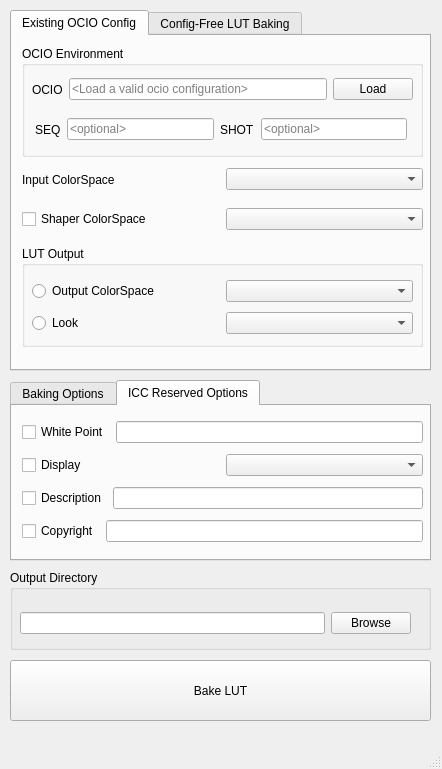
Above: ocioLutPrescription/ocioLutPrescription_mainWindow.ui from djieff/ocio-lut-prescription before the change. Below: the same form after it.
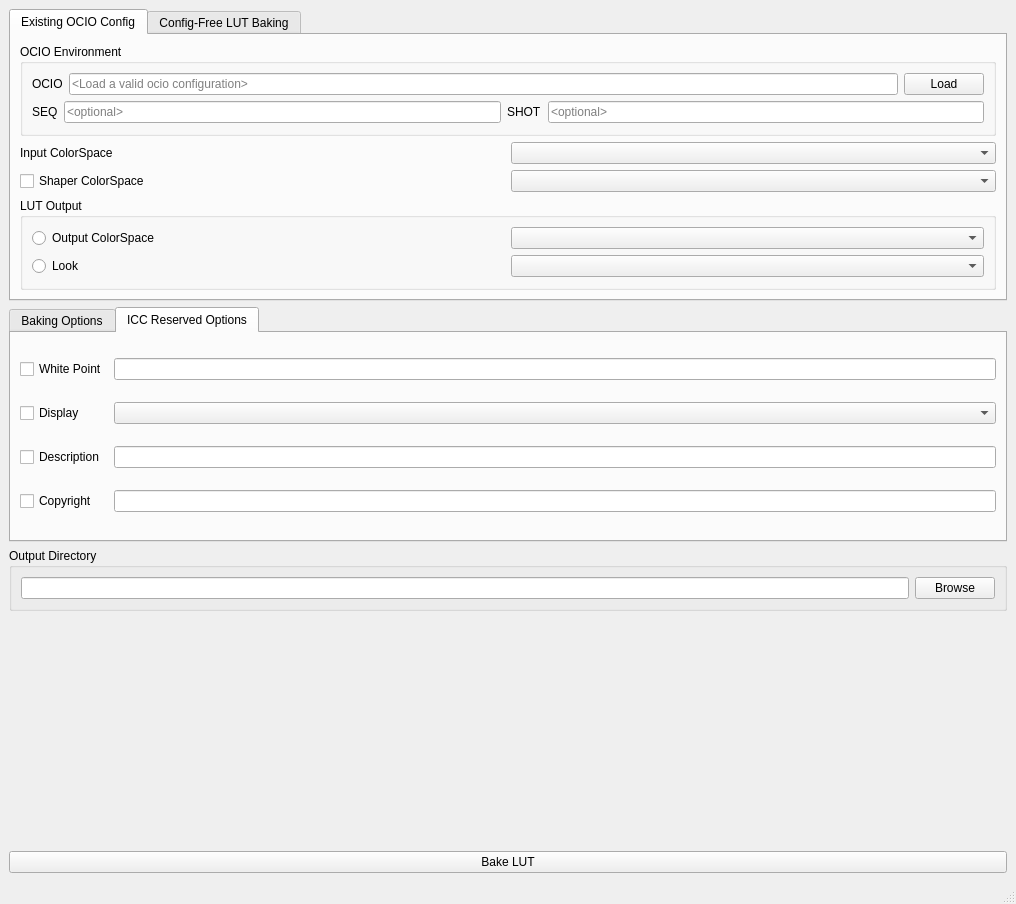
That is the form after the change. The open tabs and pages were chosen to show the change.

Diff of the .ui file:
```diff
--- a/ocioLutPrescription/ocioLutPrescription_mainWindow.ui
+++ b/ocioLutPrescription/ocioLutPrescription_mainWindow.ui
@@ -6,8 +6,8 @@
    <rect>
     <x>0</x>
     <y>0</y>
-    <width>442</width>
-    <height>769</height>
+    <width>1016</width>
+    <height>904</height>
    </rect>
   </property>
   <property name="sizePolicy">
@@ -20,15 +20,9 @@
    <string>ocioLutPrescription</string>
   </property>
   <widget class="QWidget" name="centralwidget">
+   <layout class="QVBoxLayout" name="verticalLayout_3">
+    <item>
    <widget class="QTabWidget" name="configTabWidget">
-    <property name="geometry">
-     <rect>
-      <x>10</x>
-      <y>10</y>
-      <width>421</width>
-      <height>361</height>
-     </rect>
-    </property>
     <property name="currentIndex">
      <number>0</number>
     </property>
@@ -36,28 +30,15 @@
      <attribute name="title">
       <string>Existing OCIO Config</string>
      </attribute>
+       <layout class="QVBoxLayout" name="verticalLayout_2">
+        <item>
      <widget class="QGroupBox" name="ocioGroupBox">
-      <property name="geometry">
-       <rect>
-        <x>10</x>
-        <y>10</y>
-        <width>401</width>
-        <height>111</height>
-       </rect>
-      </property>
       <property name="title">
        <string>OCIO Environment</string>
       </property>
-      <widget class="QWidget" name="layoutWidget">
-       <property name="geometry">
-        <rect>
-         <x>10</x>
-         <y>30</y>
-         <width>381</width>
-         <height>27</height>
-        </rect>
-       </property>
-       <layout class="QHBoxLayout" name="horizontalLayout_8">
+          <layout class="QVBoxLayout" name="verticalLayout">
+           <item>
+            <layout class="QHBoxLayout" name="horizontalLayout_3">
         <item>
          <widget class="QLabel" name="ocioCfgLabel">
           <property name="text">
@@ -86,17 +67,9 @@
          </widget>
         </item>
        </layout>
-      </widget>
-      <widget class="QWidget" name="layoutWidget">
-       <property name="geometry">
-        <rect>
-         <x>13</x>
-         <y>70</y>
-         <width>372</width>
-         <height>27</height>
-        </rect>
-       </property>
-       <layout class="QHBoxLayout" name="horizontalLayout_9">
+           </item>
+           <item>
+            <layout class="QHBoxLayout" name="horizontalLayout_2">
         <item>
          <widget class="QLabel" name="ocioSeqLabel">
           <property name="text">
@@ -126,58 +99,70 @@
          </widget>
         </item>
        </layout>
-      </widget>
-     </widget>
+           </item>
+          </layout>
+         </widget>
+        </item>
+        <item>
+         <layout class="QGridLayout" name="gridLayout_4">
+          <item row="0" column="0">
+           <widget class="QLabel" name="inputColorSpacesLabel">
+            <property name="text">
+             <string>Input ColorSpace</string>
+            </property>
+           </widget>
+          </item>
+          <item row="0" column="1">
+           <widget class="QComboBox" name="inputColorSpacesComboBox">
+            <property name="editable">
+             <bool>false</bool>
+            </property>
+           </widget>
+          </item>
+          <item row="1" column="0">
+           <widget class="QCheckBox" name="shaperColorSpacesCheckBox">
+            <property name="text">
+             <string>Shaper ColorSpace</string>
+            </property>
+           </widget>
+          </item>
+          <item row="1" column="1">
+           <widget class="QComboBox" name="shaperColorSpacesComboBox">
+            <property name="editable">
+             <bool>false</bool>
+            </property>
+           </widget>
+          </item>
+         </layout>
+        </item>
+        <item>
      <widget class="QGroupBox" name="lutOutputGroupBox">
-      <property name="geometry">
-       <rect>
-        <x>10</x>
-        <y>210</y>
-        <width>401</width>
-        <height>101</height>
-       </rect>
-      </property>
       <property name="title">
        <string>LUT Output</string>
       </property>
-      <widget class="QWidget" name="layoutWidget">
-       <property name="geometry">
-        <rect>
-         <x>10</x>
-         <y>30</y>
-         <width>381</width>
-         <height>62</height>
-        </rect>
-       </property>
-       <layout class="QVBoxLayout" name="verticalLayout_3">
-        <item>
-         <layout class="QHBoxLayout" name="horizontalLayout_4">
-          <item>
+          <layout class="QGridLayout" name="gridLayout_3">
+           <item row="0" column="0">
            <widget class="QRadioButton" name="outputColorSpacesRadioButton">
             <property name="text">
              <string>Output ColorSpace</string>
             </property>
            </widget>
           </item>
-          <item>
+           <item row="0" column="1">
            <widget class="QComboBox" name="outputColorSpacesComboBox">
             <property name="editable">
              <bool>false</bool>
             </property>
            </widget>
           </item>
-         </layout>
-        </item>
-        <item>
-         <layout class="QHBoxLayout" name="horizontalLayout_5">
-          <item>
+           <item row="1" column="0">
            <widget class="QRadioButton" name="looksRadioButton">
             <property name="text">
              <string>Look</string>
             </property>
            </widget>
           </item>
-          <item>
+           <item row="1" column="1">
            <widget class="QComboBox" name="looksComboBox">
             <property name="editable">
              <bool>false</bool>
@@ -185,62 +170,9 @@
            </widget>
           </item>
          </layout>
-        </item>
-       </layout>
-      </widget>
-     </widget>
-     <widget class="QWidget" name="layoutWidget">
-      <property name="geometry">
-       <rect>
-        <x>10</x>
-        <y>130</y>
-        <width>401</width>
-        <height>27</height>
-       </rect>
-      </property>
-      <layout class="QHBoxLayout" name="horizontalLayout_7">
-       <item>
-        <widget class="QLabel" name="inputColorSpacesLabel">
-         <property name="text">
-          <string>Input ColorSpace</string>
-         </property>
-        </widget>
-       </item>
-       <item>
-        <widget class="QComboBox" name="inputColorSpacesComboBox">
-         <property name="editable">
-          <bool>false</bool>
-         </property>
-        </widget>
-       </item>
-      </layout>
-     </widget>
-     <widget class="QWidget" name="layoutWidget">
-      <property name="geometry">
-       <rect>
-        <x>10</x>
-        <y>170</y>
-        <width>401</width>
-        <height>27</height>
-       </rect>
-      </property>
-      <layout class="QHBoxLayout" name="horizontalLayout_6">
-       <item>
-        <widget class="QCheckBox" name="shaperColorSpacesCheckBox">
-         <property name="text">
-          <string>Shaper ColorSpace</string>
-         </property>
-        </widget>
-       </item>
-       <item>
-        <widget class="QComboBox" name="shaperColorSpacesComboBox">
-         <property name="editable">
-          <bool>false</bool>
-         </property>
-        </widget>
-       </item>
-      </layout>
-     </widget>
+         </widget>
+        </item>
+       </layout>
     </widget>
     <widget class="QWidget" name="configFreeTab">
      <attribute name="title">
@@ -248,66 +180,9 @@
      </attribute>
     </widget>
    </widget>
-   <widget class="QPushButton" name="processBakeLutPushButton">
-    <property name="enabled">
-     <bool>true</bool>
-    </property>
-    <property name="geometry">
-     <rect>
-      <x>10</x>
-      <y>660</y>
-      <width>421</width>
-      <height>61</height>
-     </rect>
-    </property>
-    <property name="text">
-     <string>Bake LUT</string>
-    </property>
-   </widget>
-   <widget class="QGroupBox" name="outputDirGroupBox">
-    <property name="geometry">
-     <rect>
-      <x>10</x>
-      <y>570</y>
-      <width>421</width>
-      <height>80</height>
-     </rect>
-    </property>
-    <property name="title">
-     <string>Output Directory</string>
-    </property>
-    <widget class="QWidget" name="layoutWidget">
-     <property name="geometry">
-      <rect>
-       <x>10</x>
-       <y>40</y>
-       <width>391</width>
-       <height>27</height>
-      </rect>
-     </property>
-     <layout class="QHBoxLayout" name="horizontalLayout">
-      <item>
-       <widget class="QLineEdit" name="outputDirLineEdit"/>
       </item>
       <item>
-       <widget class="QPushButton" name="outputDirBrowsePushButton">
-        <property name="text">
-         <string>Browse</string>
-        </property>
-       </widget>
-      </item>
-     </layout>
-    </widget>
-   </widget>
    <widget class="QTabWidget" name="optionsTabWidget">
-    <property name="geometry">
-     <rect>
-      <x>10</x>
-      <y>380</y>
-      <width>421</width>
-      <height>181</height>
-     </rect>
-    </property>
     <property name="currentIndex">
      <number>0</number>
     </property>
@@ -315,143 +190,155 @@
      <attribute name="title">
       <string>Baking Options</string>
      </attribute>
-     <widget class="QWidget" name="layoutWidget">
-      <property name="geometry">
-       <rect>
-        <x>10</x>
-        <y>11</y>
-        <width>388</width>
-        <height>131</height>
-       </rect>
-      </property>
-      <layout class="QVBoxLayout" name="verticalLayout">
-       <item>
-        <layout class="QHBoxLayout" name="horizontalLayout_3">
-         <item>
+       <layout class="QGridLayout" name="gridLayout_2">
+        <item row="0" column="0">
           <widget class="QLabel" name="lutFormatLabel">
            <property name="text">
             <string>LUT Format</string>
            </property>
           </widget>
          </item>
-         <item>
+        <item row="0" column="1" colspan="2">
           <widget class="QComboBox" name="lutFormatComboBox"/>
          </item>
-        </layout>
-       </item>
-       <item>
-        <layout class="QHBoxLayout" name="horizontalLayout_2">
-         <item>
+        <item row="1" column="0">
           <widget class="QCheckBox" name="cubeSizeCheckBox">
            <property name="text">
             <string>Cube Size</string>
            </property>
           </widget>
          </item>
-         <item>
+        <item row="1" column="1" colspan="2">
           <widget class="QComboBox" name="cubeSizeComboBox"/>
          </item>
-         <item>
+        <item row="2" column="0">
           <widget class="QCheckBox" name="shaperSizeCheckBox">
            <property name="text">
             <string>Shaper Size</string>
            </property>
           </widget>
          </item>
-         <item>
+        <item row="2" column="1" colspan="2">
           <widget class="QComboBox" name="shaperSizeComboBox"/>
          </item>
         </layout>
-       </item>
-      </layout>
-     </widget>
     </widget>
     <widget class="QWidget" name="iccBakingOptionsTab">
      <attribute name="title">
       <string>ICC Reserved Options</string>
      </attribute>
-     <widget class="QWidget" name="layoutWidget">
-      <property name="geometry">
-       <rect>
-        <x>10</x>
-        <y>10</y>
-        <width>401</width>
-        <height>131</height>
-       </rect>
-      </property>
-      <layout class="QVBoxLayout" name="verticalLayout_2">
-       <item>
-        <layout class="QHBoxLayout" name="horizontalLayout_10">
-         <item>
+       <layout class="QGridLayout" name="gridLayout">
+        <item row="0" column="0">
           <widget class="QCheckBox" name="iccWhitePointCheckBox">
            <property name="text">
             <string>White Point</string>
            </property>
           </widget>
          </item>
-         <item>
+        <item row="0" column="1">
           <widget class="QLineEdit" name="iccWhitePointLineEdit"/>
          </item>
-        </layout>
-       </item>
-       <item>
-        <layout class="QHBoxLayout" name="horizontalLayout_11">
-         <item>
+        <item row="1" column="0">
           <widget class="QCheckBox" name="iccDisplaysCheckBox">
+          <property name="sizePolicy">
+           <sizepolicy hsizetype="Fixed" vsizetype="Fixed">
+            <horstretch>0</horstretch>
+            <verstretch>0</verstretch>
+           </sizepolicy>
+          </property>
            <property name="text">
             <string>Display</string>
            </property>
           </widget>
          </item>
-         <item>
+        <item row="1" column="1">
           <widget class="QComboBox" name="iccDisplaysComboBox">
+          <property name="sizePolicy">
+           <sizepolicy hsizetype="MinimumExpanding" vsizetype="Fixed">
+            <horstretch>0</horstretch>
+            <verstretch>0</verstretch>
+           </sizepolicy>
+          </property>
            <property name="editable">
             <bool>false</bool>
            </property>
           </widget>
          </item>
-        </layout>
-       </item>
-       <item>
-        <layout class="QHBoxLayout" name="horizontalLayout_12">
-         <item>
+        <item row="2" column="0">
           <widget class="QCheckBox" name="iccDescriptionCheckBox">
            <property name="text">
             <string>Description</string>
            </property>
           </widget>
          </item>
-         <item>
+        <item row="2" column="1">
           <widget class="QLineEdit" name="iccDescriptionLineEdit"/>
          </item>
-        </layout>
-       </item>
-       <item>
-        <layout class="QHBoxLayout" name="horizontalLayout_13">
-         <item>
+        <item row="3" column="0">
           <widget class="QCheckBox" name="iccCopyrightCheckBox">
            <property name="text">
             <string>Copyright</string>
            </property>
           </widget>
          </item>
-         <item>
+        <item row="3" column="1">
           <widget class="QLineEdit" name="iccCopyrightLineEdit"/>
          </item>
         </layout>
-       </item>
+      </widget>
+     </widget>
+    </item>
+    <item>
+     <widget class="QGroupBox" name="outputDirGroupBox">
+      <property name="title">
+       <string>Output Directory</string>
+      </property>
+      <layout class="QHBoxLayout" name="horizontalLayout">
+       <item>
+        <widget class="QLineEdit" name="outputDirLineEdit"/>
+       </item>
+       <item>
+        <widget class="QPushButton" name="outputDirBrowsePushButton">
+         <property name="text">
+          <string>Browse</string>
+         </property>
+        </widget>
+       </item>
       </layout>
      </widget>
-    </widget>
-   </widget>
+    </item>
+    <item>
+     <spacer name="verticalSpacer">
+      <property name="orientation">
+       <enum>Qt::Vertical</enum>
+      </property>
+      <property name="sizeHint" stdset="0">
+       <size>
+        <width>20</width>
+        <height>40</height>
+       </size>
+      </property>
+     </spacer>
+    </item>
+    <item>
+     <widget class="QPushButton" name="processBakeLutPushButton">
+      <property name="enabled">
+       <bool>true</bool>
+      </property>
+      <property name="text">
+       <string>Bake LUT</string>
+      </property>
+     </widget>
+    </item>
+   </layout>
   </widget>
   <widget class="QMenuBar" name="menubar">
    <property name="geometry">
     <rect>
      <x>0</x>
      <y>0</y>
-     <width>442</width>
-     <height>22</height>
+     <width>1016</width>
+     <height>30</height>
     </rect>
    </property>
   </widget>
```
Lines whose indentation alone changed are shown as unchanged.
